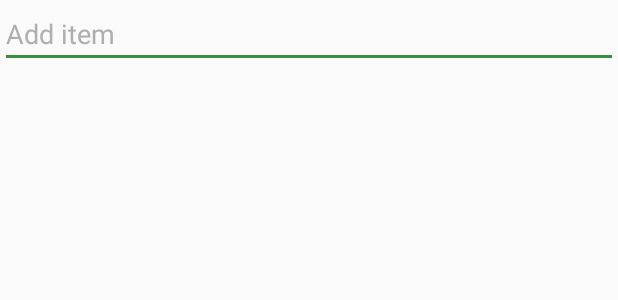
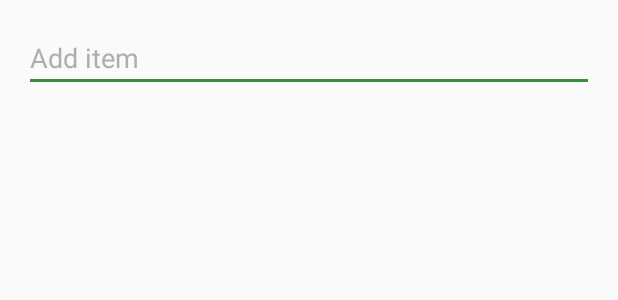
Before and after one commit to ilyarudyak/udacity_android, an Android app: the layout dialog_add_item.xml on its own in the app's theme, with its tools: preview values and no code run, on a phone screen of 412 x 824 dp. Shown: the top 300 px of the screen. Run offline under Robolectric (Android 15) with nearby library versions, the phone set to English and light mode, and no system bars.

Commit message:
fixed bugs in dialog

```diff
--- a/firebase/ShoppingListPlusPlus/app/src/main/java/com/udacity/firebase/shoppinglistplusplus/ui/details/AddListItemDialogFragment.java
+++ b/firebase/ShoppingListPlusPlus/app/src/main/java/com/udacity/firebase/shoppinglistplusplus/ui/details/AddListItemDialogFragment.java
@@ -38,8 +38,8 @@ public class AddListItemDialogFragment extends DialogFragment {
 
         AlertDialog.Builder builder = new AlertDialog.Builder(getActivity(), R.style.CustomTheme_Dialog);
         LayoutInflater inflater = getActivity().getLayoutInflater();
-        View rootView = inflater.inflate(R.layout.dialog_add_list, null);
-        mEditTextListName = (EditText) rootView.findViewById(R.id.edit_text_list_name);
+        View rootView = inflater.inflate(R.layout.dialog_add_item, null);
+        mEditTextListName = (EditText) rootView.findViewById(R.id.edit_text_add_list_item_dialog);
 
         builder.setView(rootView)
                 .setPositiveButton(R.string.positive_button_add_list_item, new DialogInterface.OnClickListener() {
--- a/firebase/ShoppingListPlusPlus/app/src/main/res/layout/dialog_add_item.xml
+++ b/firebase/ShoppingListPlusPlus/app/src/main/res/layout/dialog_add_item.xml
@@ -1,15 +1,22 @@
-<?xml version="1.0" encoding="utf-8"?>
-<LinearLayout xmlns:android="http://schemas.android.com/apk/res/android"
-    android:orientation="vertical" android:layout_width="match_parent"
-    android:layout_height="match_parent">
+<RelativeLayout xmlns:android="http://schemas.android.com/apk/res/android"
+    xmlns:tools="http://schemas.android.com/tools"
+    android:layout_width="match_parent"
+    android:layout_height="match_parent"
+    android:background="@android:color/transparent"
+    android:paddingBottom="@dimen/activity_vertical_margin"
+    android:paddingLeft="@dimen/activity_vertical_margin"
+    android:paddingRight="@dimen/activity_vertical_margin"
+    android:paddingTop="@dimen/activity_vertical_margin"
+    tools:context=".ui.activeListDetails.ActiveListDetailsActivity">
 
     <EditText
         android:id="@+id/edit_text_add_list_item_dialog"
         android:layout_width="match_parent"
         android:layout_height="wrap_content"
         android:hint="@string/positive_button_add_list_item"
+        android:imeOptions="actionDone|flagNoExtractUi"
         android:inputType="text"
         android:textColor="@color/black"
         android:textColorHint="@color/dark_grey" />
 
-</LinearLayout>
+</RelativeLayout>
```
